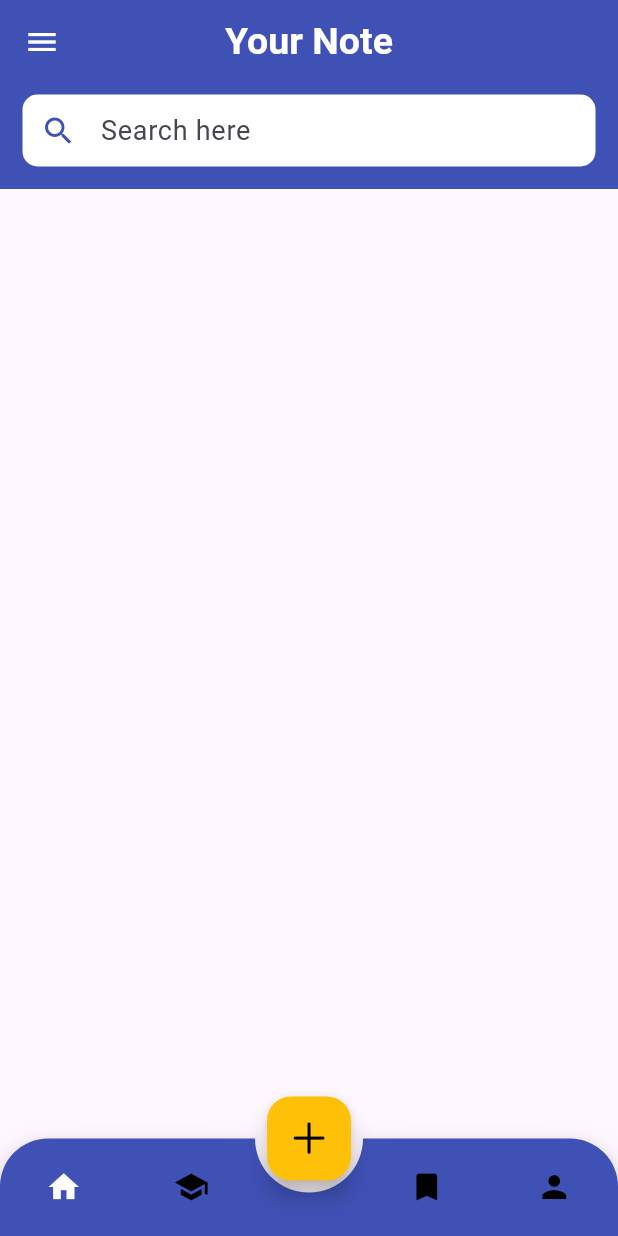
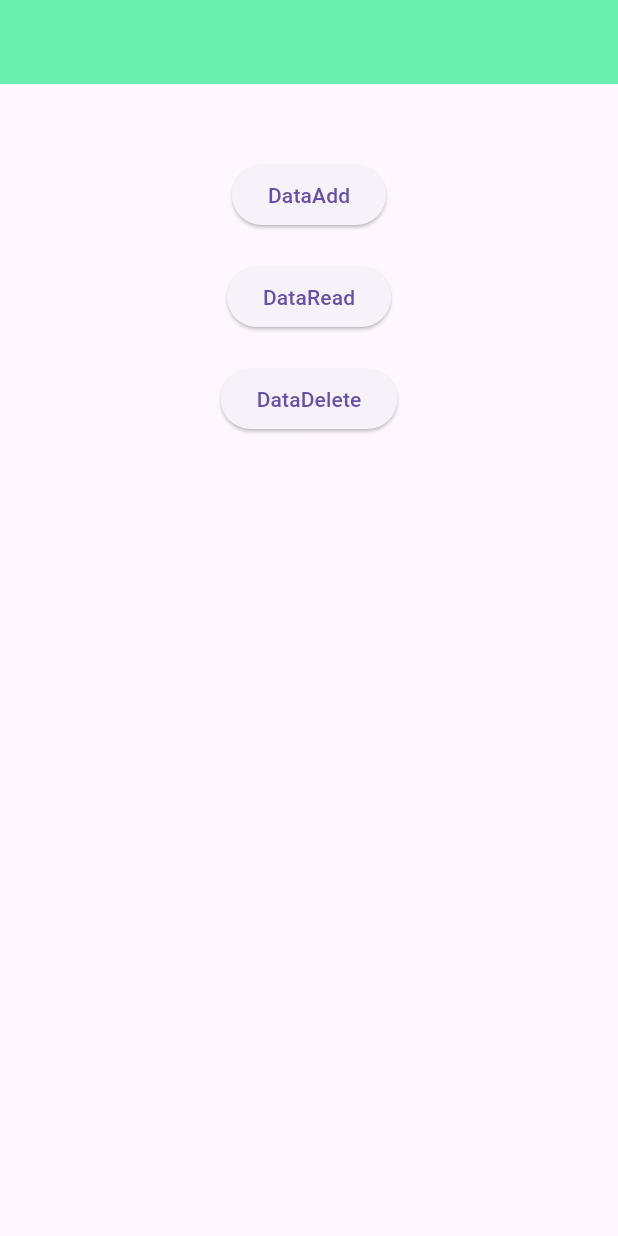
Before and after one commit to niceislam/Typewritter, a Flutter app: the screen it shows after launch, on a phone screen of 412 x 824 dp. Run offline on Flutter 3.47's test engine with Material 3 defaults, Android fonts, the phone set to English and light mode, and no system bars; drawn by our look-alikes of animated_bottom_navigation_bar; our stand-ins replace flutter_secure_storage, typewritertext; missing offline and left inert: dart:ffi.

Commit message:
update note

```diff
--- /dev/null
+++ b/lib/localtest/local_test.dart
@@ -0,0 +1,50 @@
+import 'dart:developer';
+
+import 'package:bottombar/local_database/local_database.dart';
+import 'package:flutter/material.dart';
+import 'package:flutter_secure_storage/flutter_secure_storage.dart';
+
+class LocalTestScreen extends StatefulWidget {
+  const LocalTestScreen({super.key});
+
+  @override
+  State<LocalTestScreen> createState() => _LocalTestScreenState();
+}
+
+class _LocalTestScreenState extends State<LocalTestScreen> {
+  @override
+  Widget build(BuildContext context) {
+    return Scaffold(
+      appBar: AppBar(backgroundColor: Colors.greenAccent),
+      body: Center(
+        child: Column(
+          children: [
+            SizedBox(height: 50),
+            ElevatedButton(
+              onPressed: () async {
+                await LocalDatabase().dataWriteFun(key: "name", value: "Nice islam");
+                log("===============111");
+              },
+              child: Text("DataAdd"),
+            ),
+            SizedBox(height: 20),
+            ElevatedButton(
+              onPressed: () async {
+                var a = await LocalDatabase().datareadFun(key: "name");
+              },
+              child: Text("DataRead"),
+            ),
+            SizedBox(height: 20),
+            ElevatedButton(
+              onPressed: () async {
+                await LocalDatabase().dataAllDeleteFun();
+                log("==================deleteData");
+              },
+              child: Text("DataDelete"),
+            ),
+          ],
+        ),
+      ),
+    );
+  }
+}
--- a/lib/main.dart
+++ b/lib/main.dart
@@ -1,4 +1,5 @@
 import 'package:flutter/material.dart';
+import 'localtest/local_test.dart';
 import 'login_data/Home_screen.dart';
 import 'login_data/login_screen.dart';
 import 'login_data/register_page.dart';
@@ -15,7 +16,7 @@ class MyApp extends StatelessWidget {
   Widget build(BuildContext context) {
     return MaterialApp(
         debugShowCheckedModeBanner: false,
-        home: HomeScreen(),
+        home: LocalTestScreen(),
     );
   }
 }
--- a/pubspec.yaml
+++ b/pubspec.yaml
@@ -36,6 +36,7 @@ dependencies:
   cupertino_icons: ^1.0.8
   typewritertext: ^3.0.9
   animated_bottom_navigation_bar: ^1.4.0
+  flutter_secure_storage: ^9.2.4
 
 dev_dependencies:
   flutter_test:
```
Also changed, not shown: lib/local_database/local_database.dart (added, +23 -0 lines), pubspec.lock, 5 other files.
